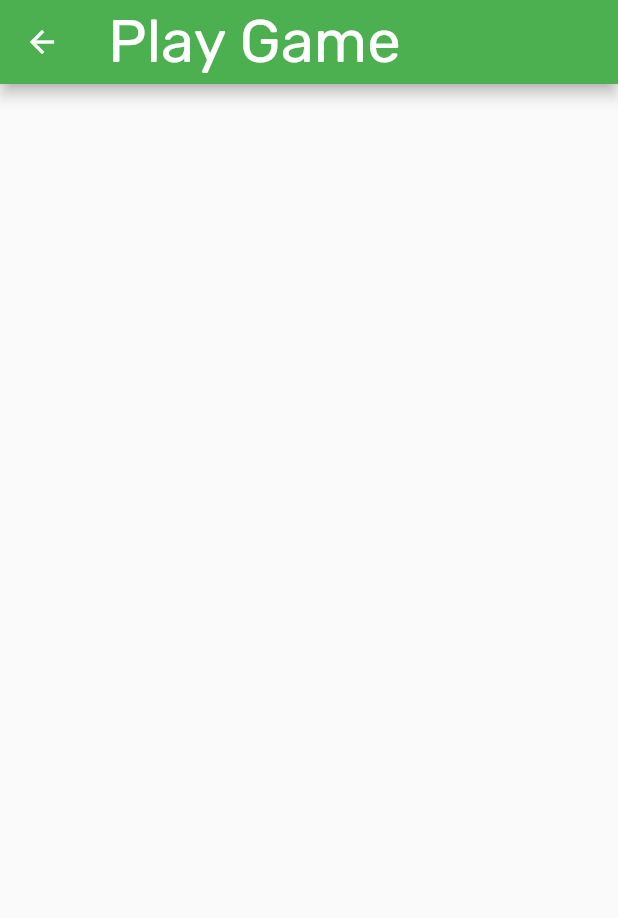
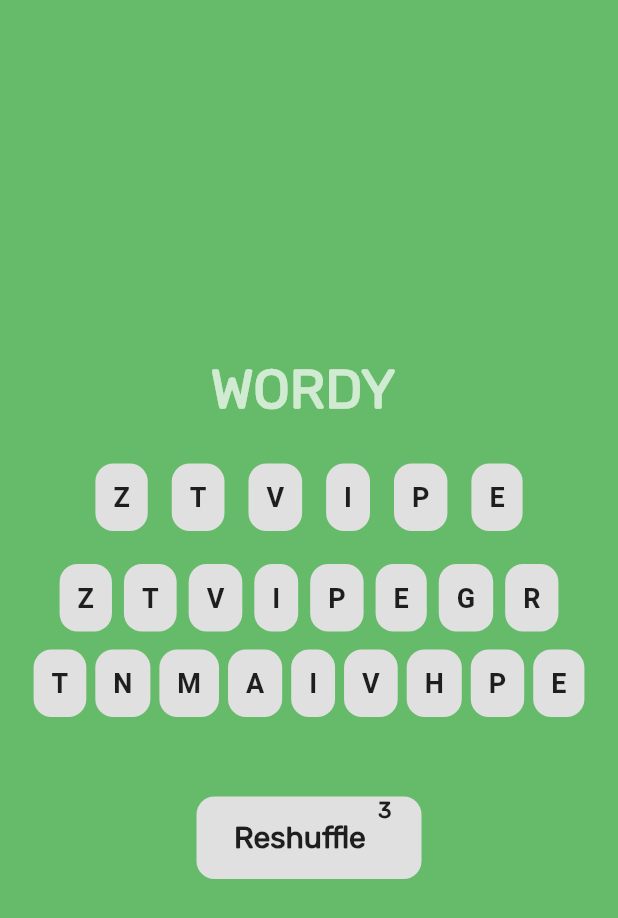
Before and after one commit to japoy143/capstone1, a Flutter app: the playGame screen opened directly, on a phone screen of 412 x 824 dp. Shown: the top 918 px of the screen. Run offline on Flutter 3.47's test engine with Material 2 defaults, Android fonts, the phone set to English and light mode, and no system bars; our stand-ins replace audioplayers, flutter_spinkit.

Commit message:
seventh commit

```diff
--- a/lib/components/computerwordsList.dart
+++ b/lib/components/computerwordsList.dart
@@ -20,10 +20,8 @@ class ComputerDict extends StatelessWidget {
         String key = computerWords.keys.elementAt(index);
         String value = computerWords.values.elementAt(index);
         return ListTile(
-            onTap: () {
-              Navigator.of(context).push(
-                  MaterialPageRoute(builder: (context) => AllComputerWords()));
-            },
+          onTap: () => Navigator.of(context).push(
+              MaterialPageRoute(builder: (context) => AllComputerWords())),
           title: Text(
             key,
             style: const TextStyle(
@@ -36,6 +34,7 @@ class ComputerDict extends StatelessWidget {
             style: const TextStyle(fontFamily: 'Rubik', fontSize: 15.0),
           ),
         );
-        });
+      },
+    );
   }
 }
--- /dev/null
+++ b/lib/menuPages/gameComponents/game_keyboard.dart
@@ -0,0 +1,96 @@
+import 'dart:math';
+
+import 'package:capstoneapp1/menuPages/gameComponents/gamekeyboard1.dart/gamekeyboard1.dart';
+import 'package:flutter/material.dart';
+
+class GameKeyboard extends StatefulWidget {
+  const GameKeyboard({super.key});
+
+  @override
+  State<GameKeyboard> createState() => _GameKeyboardState();
+}
+
+class _GameKeyboardState extends State<GameKeyboard> {
+  //counter
+  int num = 3;
+
+  //randomize the keyboard class
+  GameKeyboard1 keyboard = GameKeyboard1();
+  //shufflling containers
+  @override
+  void initState() {
+    super.initState();
+    keyboard.shuff1();
+    keyboard.shuff2();
+    keyboard.shuff3();
+  }
+
+  @override
+  Widget build(BuildContext context) {
+    return Column(
+      children: <Widget>[
+        keyboard.shuff1(),
+        SizedBox(
+          height: 5.0,
+        ),
+        SizedBox(
+          height: 5.0,
+        ),
+        keyboard.shuff2(),
+        SizedBox(
+          height: 5.0,
+        ),
+        keyboard.shuff3(),
+        SizedBox(
+          height: 50.0,
+        ),
+        GestureDetector(
+          onTap: num > 0
+              ? () {
+                  setState(() {
+                    num -= 1;
+                  });
+                }
+              : null,
+          child: Container(
+            height: 55.0,
+            width: 150,
+            decoration: BoxDecoration(
+                color: Colors.grey[300],
+                borderRadius: BorderRadius.circular(12)),
+            child: Row(
+              children: <Widget>[
+                SizedBox(
+                  width: 25.0,
+                ),
+                Text(
+                  "Reshuffle",
+                  style: TextStyle(
+                    fontSize: 20.0,
+                    fontWeight: FontWeight.bold,
+                    fontFamily: 'Rubik',
+                  ),
+                ),
+                SizedBox(
+                  width: 8.0,
+                ),
+                Column(
+                  children: <Widget>[
+                    Text(
+                      num.toString(),
+                      style: TextStyle(
+                        fontSize: 15.0,
+                        fontFamily: 'Rubik',
+                        fontWeight: FontWeight.bold,
+                      ),
+                    )
+                  ],
+                )
+              ],
+            ),
+          ),
+        ),
+      ],
+    );
+  }
+}
--- /dev/null
+++ b/lib/menuPages/gameComponents/gamekeyboard1.dart/gamekeyboard1.dart
@@ -0,0 +1,117 @@
+import 'package:flutter/material.dart';
+
+class GameKeyboard1 {
+  Row shuff1() {
+    List<String> row1 = "ABCDEFGHIJKLMNOPQRSTUVWXYZ".split("");
+    row1.shuffle();
+    String collectedRow1 = "";
+    for (int i = 0; i < 6; i++) {
+      String newRow1 = row1[i];
+      collectedRow1 += newRow1;
+    }
+    List<String> charlist = collectedRow1.split('');
+    return Row(
+      mainAxisAlignment: MainAxisAlignment.center,
+      children: charlist.map((e) {
+        return InkWell(
+          onTap: () {
+            print(e);
+          },
+          child: Padding(
+            padding: const EdgeInsets.all(8.0),
+            child: Container(
+              padding: EdgeInsets.all(12.0),
+              decoration: BoxDecoration(
+                borderRadius: BorderRadius.circular(12.0),
+                color: Colors.grey.shade300,
+              ),
+              child: Text(
+                "${e}",
+                style: TextStyle(
+                  fontSize: 18.0,
+                  fontWeight: FontWeight.bold,
+                ),
+              ),
+            ),
+          ),
+        );
+      }).toList(),
+    );
+  }
+
+  Row shuff2() {
+    List<String> row1 = "ABCDEFGHIJKLMNOPQRSTUVWXYZ".split("");
+    row1.shuffle();
+    String collectedRow1 = "";
+    for (int i = 0; i < 8; i++) {
+      String newRow1 = row1[i];
+      collectedRow1 += newRow1;
+    }
+    List<String> charlist = collectedRow1.split('');
+    return Row(
+      mainAxisAlignment: MainAxisAlignment.center,
+      children: charlist.map((e) {
+        return InkWell(
+          onTap: () {
+            print(e);
+          },
+          child: Padding(
+            padding: const EdgeInsets.all(4.0),
+            child: Container(
+              padding: EdgeInsets.all(12.0),
+              decoration: BoxDecoration(
+                borderRadius: BorderRadius.circular(12.0),
+                color: Colors.grey.shade300,
+              ),
+              child: Text(
+                "${e}",
+                style: TextStyle(
+                  fontSize: 18.0,
+                  fontWeight: FontWeight.bold,
+                ),
+              ),
+            ),
+          ),
+        );
+      }).toList(),
+    );
+  }
+
+  Row shuff3() {
+    List<String> row1 = "AIEOUBCDEFGHIJKLMNOPQRSTUVWXYZ".split("");
+    row1.shuffle();
+    String collectedRow1 = "";
+    for (int i = 0; i < 9; i++) {
+      String newRow1 = row1[i];
+      collectedRow1 += newRow1;
+    }
+    List<String> charlist = collectedRow1.split('');
+    return Row(
+      mainAxisAlignment: MainAxisAlignment.center,
+      children: charlist.map((e) {
+        return InkWell(
+          onTap: () {
+            print(e);
+          },
+          child: Padding(
+            padding: const EdgeInsets.all(3.0),
+            child: Container(
+              padding: EdgeInsets.all(12.0),
+              decoration: BoxDecoration(
+                borderRadius: BorderRadius.circular(12.0),
+                color: Colors.grey.shade300,
+              ),
+              child: Text(
+                "${e}",
+                style: TextStyle(
+                  fontSize: 18.0,
+                  fontWeight: FontWeight.bold,
+                ),
+              ),
+            ),
+          ),
+        );
+      }).toList(),
+    );
+  }
+}
--- a/lib/menuPages/play.dart
+++ b/lib/menuPages/play.dart
@@ -1,3 +1,4 @@
+import 'package:capstoneapp1/menuPages/gameComponents/game_keyboard.dart';
 import 'package:flutter/material.dart';
 
 class playGame extends StatefulWidget {
@@ -11,8 +12,25 @@ class _playGameState extends State<playGame> {
   @override
   Widget build(BuildContext context) {
     return Scaffold(
-      appBar: AppBar(
-        title: Text('Play Game'),
+      backgroundColor: Colors.green[400],
+      body: Column(
+        mainAxisAlignment: MainAxisAlignment.center,
+        crossAxisAlignment: CrossAxisAlignment.center,
+        children: <Widget>[
+          Text(
+            "WORDY ",
+            style: TextStyle(
+              color: Colors.white70,
+              fontSize: 36,
+              fontWeight: FontWeight.bold,
+              fontFamily: 'Rubik',
+            ),
+          ),
+          SizedBox(
+            height: 20.0,
+          ),
+          GameKeyboard(),
+        ],
       ),
     );
   }
```
Also changed, not shown: lib/components/generalWordsList.dart (+4 -3 lines). Lines whose indentation alone changed are shown as unchanged.
